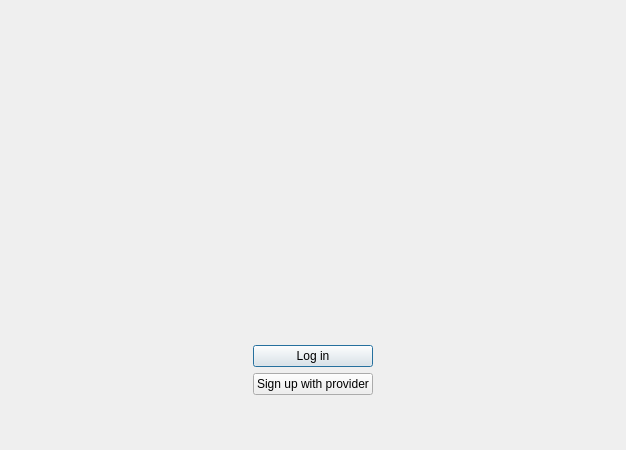
First picture: the form in src/gui/wizard/welcomepage.ui, repository IONOS-Productivity/nc-desktop, before the edit.
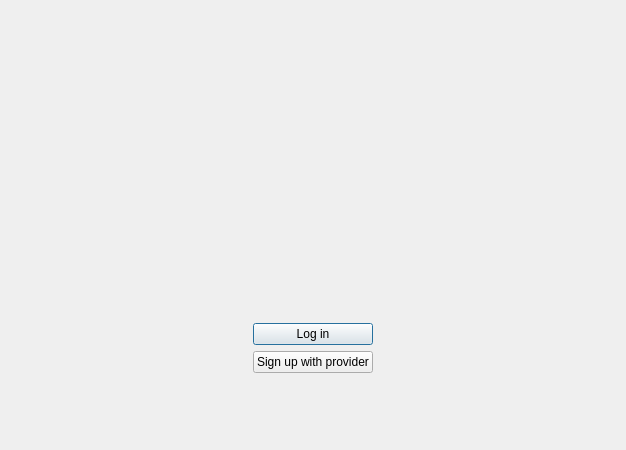
Second picture: the form after the edit. Custom widgets are drawn as their Qt base class.

Commit message: [SES-94] fix welcome page margins

The edit to the form file:
```diff
--- a/src/gui/wizard/welcomepage.ui
+++ b/src/gui/wizard/welcomepage.ui
@@ -44,12 +44,12 @@
                                 <enum>Qt::Vertical</enum>
                             </property>
                             <property name="sizeType">
-                                <enum>QSizePolicy::Expanding</enum>
+                                <enum>QSizePolicy::Fixed</enum>
                             </property>
                             <property name="sizeHint" stdset="0">
                                 <size>
                                     <width>20</width>
-                                    <height>129</height>
+                                    <height>130</height>
                                 </size>
                             </property>
                         </spacer>
@@ -127,12 +127,12 @@
                                 <enum>Qt::Vertical</enum>
                             </property>
                             <property name="sizeType">
-                                <enum>QSizePolicy::Expanding</enum>
+                                <enum>QSizePolicy::Fixed</enum>
                             </property>
                             <property name="sizeHint" stdset="0">
                                 <size>
                                     <width>20</width>
-                                    <height>119</height>
+                                    <height>120</height>
                                 </size>
                             </property>
                         </spacer>
@@ -214,7 +214,7 @@
                                             <property name="sizeHint" stdset="0">
                                                 <size>
                                                     <width>20</width>
-                                                    <height>0</height>
+                                                    <height>60</height>
                                                 </size>
                                             </property>
                                         </spacer>
```
Left out of the diff: 27 changed lines with no effect on the pictures.
